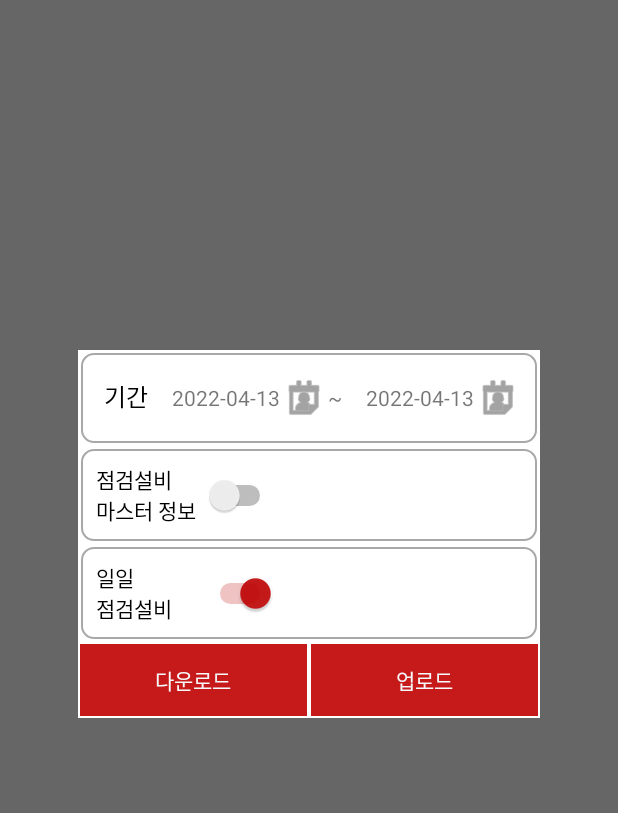
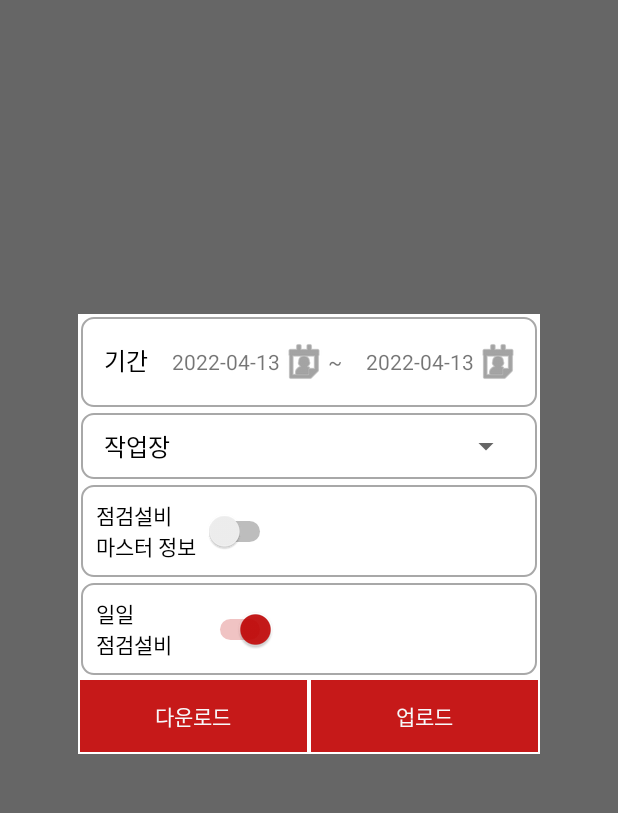
Before and after one commit to emaintecMobile/mobins_lgchem, an Android app: the fragment dataSync shown on its own in the app's theme, on a phone screen of 412 x 824 dp, the part 84-897 px from its top. Run offline under Robolectric (Android 15) with nearby library versions, the phone set to English and light mode, and no system bars; plain views replace ZoomLayout; 6 statements that could not run were skipped.

Commit message:
멀티 스피너 구현

```diff
--- a/app/src/main/java/com/emaintec/datasync/dataSync.kt
+++ b/app/src/main/java/com/emaintec/datasync/dataSync.kt
@@ -1,18 +1,19 @@
 package com.emaintec.datasync
 
+import android.content.DialogInterface
 import android.os.Bundle
+import android.util.Log
 import android.view.LayoutInflater
 import android.view.View
 import android.view.ViewGroup
-import android.widget.ArrayAdapter
 import com.emaintec.Data
-import com.emaintec.Define
 import com.emaintec.Fragment_Base
 import com.emaintec.Functions
-import com.emaintec.common.helper.commonHelper
 import com.emaintec.datasync.helper.dataSyncHelper
 import com.emaintec.db.QueryHelper_Setup
-import com.emaintec.lib.db.DBSwitcher
+import com.emaintec.lib.adapter.AdapterMutiSpinner
+import com.emaintec.lib.adapter.ModelMutilSpinner
+import com.emaintec.lib.db.SQLiteQueryUtil
 import com.emaintec.lib.network.NetworkProgress
 import com.emaintec.lib.util.setOneClickListener
 import com.emaintec.mobins.R
@@ -26,6 +27,7 @@ import kotlinx.coroutines.launch
 
 class dataSync : Fragment_Base() {
     lateinit var binding: DatasyncBinding
+    private var workCenters = ""
     override fun onCreateView(
         inflater: LayoutInflater,
         container: ViewGroup?,
@@ -43,27 +45,29 @@ class dataSync : Fragment_Base() {
     }
 
     private fun initSpinner() {
-        val jsonobj = JsonObject()
-        jsonobj.addProperty("DIR_TYPE", "WAREHOUSE")
-        val jsonWareHouse = Gson().toJson(arrayOf(jsonobj))
-        CoroutineScope(Dispatchers.Default).launch {
-            commonHelper.instance.getDirDtlList({ success, list, msg ->
-                if (success) {
-                    launch(Dispatchers.Main) {
-                        if (list != null) {
-                            val adapter = ArrayAdapter(
-                                context!!,
-                                R.layout.custom_spinner_item_left_black,
-                                list
-                            )
-                            adapter.setDropDownViewResource(R.layout.custom_spinner_dropdown_item)
-                            binding.spinnerWAREHOUSE.adapter = adapter
-                        }
-                    }.join()
-                }
-            }, jsonWareHouse)
+        NetworkProgress.start(requireContext())
+        val jArr = SQLiteQueryUtil.selectJsonArray(
+            """
+            select WKCNTR_NO CODE,WKCNTR_NM NAME from TB_PM_WKCENTER
+        """.trimIndent()
+        )
+
+        val list = Gson().fromJson(jArr.toString(), Array<ModelMutilSpinner>::class.java)
+        val arrayList = list.toCollection(ArrayList<ModelMutilSpinner>())
+        arrayList.filter { it.CODE.equals(Data.instance._workCenter) }.forEach {
+            it.selected = true
+        }
+        arrayList.add(0, ModelMutilSpinner().also { it.NAME = "${Data.instance._workCenterNm}" })
+        val adapter = AdapterMutiSpinner(requireContext(), R.layout.custom_spinner_check_item, arrayList)
+        adapter.setDropDownViewResource(R.layout.custom_spinner_dropdown_item)
+        binding.spinnerWorkCenter.adapter = adapter
+        NetworkProgress.end()
+
+        binding.spinnerWorkCenter.setOnFocusChangeListener { v, hasFocus ->
+            binding.spinnerWorkCenter.adapter = adapter
         }
     }
+
 
     private fun initButton() {
         binding.customLayoutTitle.imageButton.setOneClickListener {
@@ -71,7 +75,18 @@ class dataSync : Fragment_Base() {
             dialog!!.dismiss()
         }
         binding.buttonDownload.setOneClickListener {
-            download()
+            if (binding.switchCkDaily.isChecked) {
+                val map = SQLiteQueryUtil.selectMap("""SELECT COUNT(*) CNT FROM TB_PM_DAYMST WHERE PM_CHECK = 'Y'""")
+                if (!map["CNT"].equals("0")) {
+                    Functions.MessageBox(requireContext(), "점검결과가 존재합니다. 무시하고 새로 다운하시겠습니까?", "알림",
+                        DialogInterface.OnClickListener { dialog, which ->
+                            download()
+                        })
+                }
+            } else {
+                download()
+            }
+
         }
         binding.buttonUpload.setOneClickListener {
             upload()
@@ -92,6 +107,13 @@ class dataSync : Fragment_Base() {
     }
 
     private fun download() {
+
+        workCenters = ""
+        (binding.spinnerWorkCenter.adapter as AdapterMutiSpinner).listState.filter { it.selected }.forEach {
+            workCenters += it.CODE+"!"
+        }
+        workCenters = "!"+workCenters
+
         NetworkProgress.start(activity!!)
         CoroutineScope(Dispatchers.Default).launch {
             if (Functions.UpdateApp.Autoupdate()) return@launch
@@ -107,7 +129,10 @@ class dataSync : Fragment_Base() {
         val jsonobject = JsonObject()
         val array = JsonArray()
         jsonobject.addProperty("PLANT", Data.instance._plant)
-        jsonobject.addProperty("WKCENTER", Data.instance._workCenter)
+
+        jsonobject.addProperty("WKCENTER", workCenters)
+
+
         array.add(jsonobject)
         val jsonData = gson.toJson(array)
         CoroutineScope(Dispatchers.Default).launch {
@@ -119,6 +144,7 @@ class dataSync : Fragment_Base() {
                     binding.textViewCkResult.text = msg
                 }.join()
             }, jsonData)
+            NetworkProgress.end()
         }.join()
     }
 
@@ -130,7 +156,7 @@ class dataSync : Fragment_Base() {
         var selectDeptNo = "'${Data.instance._plant}'"
 
         jsonobject.addProperty("PLANT", Data.instance._plant)
-        jsonobject.addProperty("WKCENTER", Data.instance._workCenter)
+        jsonobject.addProperty("WKCENTER", workCenters)
         jsonobject.addProperty("FRDATE", binding.dtpCkScheduleDateFrom.text.toString())
         jsonobject.addProperty("TODATE", binding.dtpCkScheduleDateTo.text.toString())
         array.add(jsonobject)
@@ -145,14 +171,14 @@ class dataSync : Fragment_Base() {
                     binding.textViewCkDaily.text = msg
                 }.join()
             }, jsonData)
+            NetworkProgress.end()
         }.join()
-
-        if(binding.dtpCkScheduleDateFrom.text.toString().equals(binding.dtpCkScheduleDateTo.text.toString())) {
+        if (binding.dtpCkScheduleDateFrom.text.toString().equals(binding.dtpCkScheduleDateTo.text.toString())) {
             QueryHelper_Setup.instance.mapSetting["DOWN_DATE"] = binding.dtpCkScheduleDateFrom.text.toString()
-            Data.instance._downDate =  QueryHelper_Setup.instance.mapSetting["DOWN_DATE"].toString()
-        }else{
-            QueryHelper_Setup.instance.mapSetting["DOWN_DATE"] = binding.dtpCkScheduleDateFrom.text.toString()+ " ~ " +binding.dtpCkScheduleDateTo.text.toString()
-            Data.instance._downDate =   QueryHelper_Setup.instance.mapSetting["DOWN_DATE"].toString()
+            Data.instance._downDate = QueryHelper_Setup.instance.mapSetting["DOWN_DATE"].toString()
+        } else {
+            QueryHelper_Setup.instance.mapSetting["DOWN_DATE"] = binding.dtpCkScheduleDateFrom.text.toString() + " ~ " + binding.dtpCkScheduleDateTo.text.toString()
+            Data.instance._downDate = QueryHelper_Setup.instance.mapSetting["DOWN_DATE"].toString()
         }
     }
 }
--- a/app/src/main/javaPM85/Activity_Base.kt
+++ b/app/src/main/javaPM85/Activity_Base.kt
@@ -135,8 +135,7 @@ open class Activity_Base : AppCompatActivity() {
         if (resultCode == Activity.RESULT_OK && requestCode == IntentIntegrator.REQUEST_CODE) {
             val scanResult = IntentIntegrator.parseActivityResult(requestCode, resultCode, data)
             val re = scanResult!!.contents
-            val message = re
-            val viewPager = findViewById<View>(R.id.pager) as ViewPager
+            Log.d("barcode",  scanResult!!.contents)
             (Emaintec.fragment as Fragment_Base).onScanMsg(re)
             //            ((Fragment_Base)((Adapter_TabPager) viewPager.getAdapter()).getItem(viewPager.getCurrentItem())).onScanMsg(re);
         }
--- a/app/src/main/res/layout/ck_mst_item.xml
+++ b/app/src/main/res/layout/ck_mst_item.xml
@@ -67,6 +67,7 @@
                 android:orientation="horizontal">
 
                 <TextView
+                    android:id="@+id/textViewChkPos"
                     android:layout_width="wrap_content"
                     android:layout_height="match_parent"
                     android:textColor="@color/textSearchHit"
@@ -74,6 +75,7 @@
                     android:layout_weight="1"
                     android:text="측정지점" />
                 <Button
+                    android:id="@+id/buttonHst"
                     android:layout_width="wrap_content"
                     android:layout_height="wrap_content"
                     android:text="트랜드"/>
--- a/app/src/main/res/layout/datasync.xml
+++ b/app/src/main/res/layout/datasync.xml
@@ -11,10 +11,10 @@
 
     <com.emaintec.controls.CustomLayout_TextView_Close
         android:id="@+id/customLayout_Title"
-        android:visibility="gone"
         style="@style/CustomLayout_Default"
         android:layout_height="40dp"
         android:background="@color/colorMain"
+        android:visibility="gone"
         app:leftTextView_Tag="DOWNLOAD"
         app:leftTextView_Text="자료주고받기"
         tools:ignore="MissingConstraints" />
@@ -72,27 +72,39 @@
                         android:textSize="14sp" />
                 </LinearLayout>
 
+
+            </LinearLayout>
+
+            <LinearLayout
+                android:layout_width="match_parent"
+                android:layout_height="wrap_content"
+                android:layout_margin="2dp"
+                android:background="@drawable/bts_rectangle_white_gray_round"
+                android:orientation="horizontal"
+                android:padding="10dp">
+
                 <LinearLayout
                     android:layout_width="match_parent"
-                    android:layout_height="wrap_content"
-                    android:orientation="horizontal"
-                    android:visibility="gone">
+                    android:layout_height="match_parent"
+                    android:orientation="horizontal">
 
                     <TextView
                         style="@style/textView_Label"
                         android:layout_width="wrap_content"
                         android:layout_height="wrap_content"
                         android:layout_marginLeft="5dp"
-                        android:text="창고선택" />
+                        android:layout_gravity="center_vertical"
+                        android:text="작업장" />
+                    <Spinner
+                        android:id="@+id/spinnerWorkCenter"
+                        android:layout_width="wrap_content"
+                        android:layout_height="match_parent"
+                        android:layout_weight="1"
 
-                    <Spinner
-                        android:id="@+id/spinner_WAREHOUSE"
-                        android:layout_width="wrap_content"
-                        android:layout_height="wrap_content"
-                        android:layout_weight="1"
                         android:tooltipText="창고" />
                 </LinearLayout>
             </LinearLayout>
+
             <LinearLayout
                 android:layout_width="match_parent"
                 android:layout_height="wrap_content"
@@ -142,6 +154,7 @@
                     android:layout_height="match_parent"
                     android:layout_weight="1" />
             </LinearLayout>
+
             <LinearLayout
                 android:layout_width="match_parent"
                 android:layout_height="wrap_content"
--- /dev/null
+++ b/lib/src/main/java/com/emaintec/lib/adapter/AdapterMutiSpinner.kt
@@ -0,0 +1,86 @@
+package com.emaintec.lib.adapter
+
+import android.content.Context
+import android.view.LayoutInflater
+import android.view.View
+import android.view.ViewGroup
+import android.widget.*
+import com.emaintec.lib.R
+
+class AdapterMutiSpinner(context: Context, resource: Int, objects: ArrayList<ModelMutilSpinner>) : ArrayAdapter<ModelMutilSpinner?>(context, resource, objects as List<ModelMutilSpinner?>) {
+    private val mContext: Context
+    var listState: ArrayList<ModelMutilSpinner>
+    private val myAdapter: AdapterMutiSpinner
+    private var isFromView = false
+    override fun getDropDownView(
+        position: Int, convertView: View?,
+        parent: ViewGroup?
+    ): View? {
+        return getCustomView(position, convertView, parent)
+    }
+//
+    override fun getView(position: Int, convertView: View?, parent: ViewGroup): View {
+        return getCustomView(position, convertView, parent)
+    }
+
+    fun getCustomView(
+        position: Int, convertView: View?,
+        parent: ViewGroup?
+    ): View {
+        var convertView: View? = convertView
+        val holder: ViewHolder
+        if (convertView == null) {
+            val layoutInflator: LayoutInflater = LayoutInflater.from(mContext)
+            convertView = layoutInflator.inflate(R.layout.custom_spinner_check_item, null)
+            holder = ViewHolder()
+            holder.mTextView = convertView
+                .findViewById(R.id.text) as TextView
+            holder.mCheckBox = convertView
+                .findViewById(R.id.checkbox) as CheckBox
+            convertView.setTag(holder)
+        } else {
+            holder = convertView!!.getTag() as ViewHolder
+        }
+        holder.mTextView!!.setText(listState[position].NAME)
+
+        // To check weather checked event fire from getview() or user input
+        isFromView = true
+        holder.mCheckBox!!.setChecked(listState[position].selected)
+        isFromView = false
+        if (position == 0) {
+            holder.mCheckBox!!.setVisibility(View.INVISIBLE)
+
+        } else {
+            holder.mCheckBox!!.setVisibility(View.VISIBLE)
+        }
+        holder.mCheckBox!!.setTag(position)
+        holder.mCheckBox!!.setOnCheckedChangeListener { buttonView, isChecked ->
+            if (!isFromView) {
+                listState[position].selected = isChecked
+                var items = ""
+                listState.filter { it.selected }.forEach {
+                    items += it.NAME + ","
+                }
+                items = items.substring(0,items.length-1)
+                if(!listState[0].NAME.equals(items)) {
+                    listState[0].NAME = items
+                    notifyDataSetChanged()
+                }
+            }
+        }
+
+
+        return convertView!!
+    }
+
+    private inner class ViewHolder {
+        var mTextView: TextView? = null
+        var mCheckBox: CheckBox? = null
+    }
+
+    init {
+        mContext = context
+        listState = objects
+        myAdapter = this
+    }
+}
--- /dev/null
+++ b/lib/src/main/java/com/emaintec/lib/adapter/ModelMutilSpinner.kt
@@ -0,0 +1,7 @@
+package com.emaintec.lib.adapter
+
+class ModelMutilSpinner {
+    var NAME: String? = null
+    var CODE: String? = null
+    var selected = false
+}
--- /dev/null
+++ b/lib/src/main/res/layout/custom_spinner_check_item.xml
@@ -0,0 +1,21 @@
+<?xml version="1.0" encoding="utf-8"?>
+<LinearLayout xmlns:android="http://schemas.android.com/apk/res/android"
+    android:layout_width="match_parent"
+    android:layout_height="wrap_content"
+    android:orientation="horizontal" >
+
+    <TextView
+        android:id="@+id/text"
+        android:layout_width="wrap_content"
+        android:layout_height="wrap_content"
+        android:layout_weight="1"
+        android:layout_marginLeft="20dp"
+        android:text="text"
+        android:textAlignment="gravity" />
+    <CheckBox
+        android:id="@+id/checkbox"
+        android:layout_width="wrap_content"
+        android:layout_height="wrap_content"
+        android:layout_alignParentEnd="true"
+        android:layout_alignParentRight="true" />
+</LinearLayout>
```
Also changed, not shown: app/src/main/java/com/emaintec/Functions.kt (+0 -7 lines), app/src/main/java/com/emaintec/ckdaily/CkDayHdr.kt (+8 -4 lines), app/src/main/java/com/emaintec/ckmst/CkMstHdr.kt (+14 -1 lines), app/src/main/java/com/emaintec/ckmst/CkMstItem.kt (+27 -2 lines).
